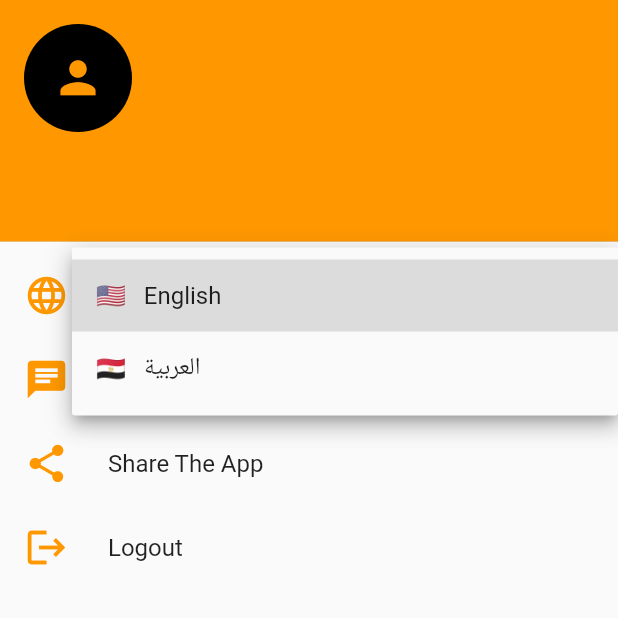
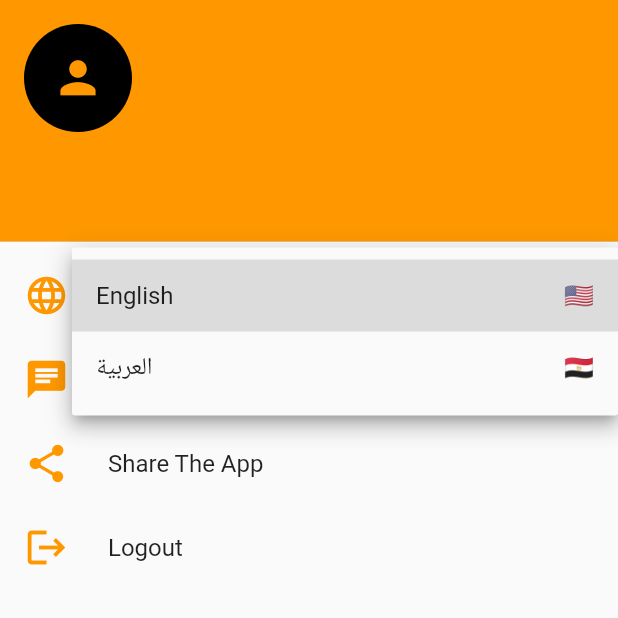
Before and after one commit to AymanMohamed2/wasally, a Flutter app: the PersonInfoViewBody screen opened directly, after a tap on "Language", on a phone screen of 412 x 824 dp, the top half of it. Run offline on Flutter 3.47's test engine with Material 2 defaults, Android fonts, the phone set to English and light mode, and no system bars; our stand-ins replace another_flutter_splash_screen, appwrite, bloc, cached_network_image, carousel_slider, cool_alert and 13 more; missing offline and left inert: intro_screen_onboarding_flutter; accounts and stored records are empty.

Commit message:
refactor person view in curved feature done

```diff
--- a/lib/features/curved_navigation_bar/presentation/view/widgets/custom_drop_down_button.dart
+++ b/lib/features/curved_navigation_bar/presentation/view/widgets/custom_drop_down_button.dart
@@ -30,15 +30,23 @@ class _CustomDropDownButtonState extends State<CustomDropDownButton> {
         fontSize: 16,
       ),
       value: selected,
-      items: const [
+      items: [
         DropdownMenuItem(
           value: 'en',
-          child: Text('🇺🇸   English'),
+          child: Row(
+            mainAxisAlignment: MainAxisAlignment.spaceBetween,
+            children: const [Text('English'), Text('🇺🇸')],
+          ),
         ),
         DropdownMenuItem(
-          value: 'ar',
-          child: Text('🇪🇬   العربية'),
-        ),
+            value: 'ar',
+            child: Row(
+              mainAxisAlignment: MainAxisAlignment.spaceBetween,
+              children: const [
+                Text('العربية'),
+                Text('🇪🇬'),
+              ],
+            )),
       ],
       onChanged: (String? value) {
         setState(() {
--- /dev/null
+++ b/lib/features/curved_navigation_bar/presentation/view/widgets/person_body_section.dart
@@ -0,0 +1,57 @@
+import 'package:cool_alert/cool_alert.dart';
+import 'package:easy_localization/easy_localization.dart';
+import 'package:flutter/material.dart';
+import 'package:get/get.dart' hide Trans;
+import 'package:shared_preferences/shared_preferences.dart';
+import 'package:url_launcher/url_launcher.dart';
+import '../../../../../core/functions/custom_alert_dialog.dart';
+import '../../../../../core/utils/app_strings.dart';
+import '../../../../auth/presentation/view/login_view.dart';
+import 'custom_drop_down_button.dart';
+import 'custom_list_tile_person.dart';
+
+class PersonBodySection extends StatelessWidget {
+  const PersonBodySection({super.key});
+
+  @override
+  Widget build(BuildContext context) {
+    return Column(
+      children: [
+        const CustomListTile(
+          title: CustomDropDownButton(),
+          icon: Icons.language,
+        ),
+        CustomListTile(
+          title: Text(AppStrings.contactUs.tr()),
+          icon: Icons.chat,
+          onTap: () async {
+            String text = "Hello World !! Hey There";
+            String url =
+                "https://www.facebook.com/profile.php?id=100072411852468";
+            await launchUrl(Uri.parse(url),
+                mode: LaunchMode.externalNonBrowserApplication);
+          },
+        ),
+        CustomListTile(
+          title: Text(AppStrings.shareApp.tr()),
+          icon: Icons.share,
+        ),
+        CustomListTile(
+          title: Text(AppStrings.logout.tr()),
+          icon: Icons.logout,
+          onTap: () async {
+            customAlertDialog(context,
+                cancelBtnColor: Colors.black,
+                title: AppStrings.areYouSure.tr(),
+                text: AppStrings.toLogOut.tr(),
+                type: CoolAlertType.confirm, onConfirmBtnTap: () async {
+              SharedPreferences pref = await SharedPreferences.getInstance();
+              pref.remove('userId');
+              Get.off(() => const LoginView());
+            }, onCancelBtnTap: () {});
+          },
+        ),
+      ],
+    );
+  }
+}
--- /dev/null
+++ b/lib/features/curved_navigation_bar/presentation/view/widgets/person_header_section.dart
@@ -0,0 +1,33 @@
+import 'package:flutter/material.dart';
+
+import 'package:flutter_bloc/flutter_bloc.dart';
+
+import '../../../../../core/constants.dart';
+import '../../../../auth/presentation/manager/verify_cubit/verify_cubit.dart';
+
+class PersonHeaderSection extends StatelessWidget {
+  const PersonHeaderSection({super.key});
+
+  @override
+  Widget build(BuildContext context) {
+    return UserAccountsDrawerHeader(
+      accountName: const Text(
+        '',
+        style: TextStyle(color: Colors.black),
+      ),
+      accountEmail: Text(
+        BlocProvider.of<VerifyCubit>(context).userInfoModel?.phone ?? '',
+        style: const TextStyle(color: Colors.black),
+      ),
+      decoration: const BoxDecoration(color: kPrimaryColor),
+      currentAccountPicture: const CircleAvatar(
+        backgroundColor: Colors.black,
+        child: Icon(
+          Icons.person,
+          size: 35,
+          color: Colors.orange,
+        ),
+      ),
+    );
+  }
+}
--- a/lib/features/curved_navigation_bar/presentation/view/widgets/person_info_view_body.dart
+++ b/lib/features/curved_navigation_bar/presentation/view/widgets/person_info_view_body.dart
@@ -1,19 +1,6 @@
-import 'package:cool_alert/cool_alert.dart';
 import 'package:flutter/material.dart';
-import 'package:flutter_bloc/flutter_bloc.dart';
-import 'package:shared_preferences/shared_preferences.dart';
-import 'package:url_launcher/url_launcher.dart';
-import 'package:wasally/core/constants.dart';
-import 'package:wasally/core/utils/language_manager.dart';
-import 'package:wasally/features/auth/presentation/manager/verify_cubit/verify_cubit.dart';
-
-import 'package:wasally/features/auth/presentation/view/login_view.dart';
-import 'package:easy_localization/easy_localization.dart';
-import '../../../../../core/functions/custom_alert_dialog.dart';
-import '../../../../../core/utils/app_strings.dart';
-import 'custom_drop_down_button.dart';
-import 'custom_list_tile_person.dart';
-import 'package:get/get.dart' hide Trans;
+import 'package:wasally/features/curved_navigation_bar/presentation/view/widgets/person_body_section.dart';
+import 'package:wasally/features/curved_navigation_bar/presentation/view/widgets/person_header_section.dart';
 
 class PersonInfoViewBody extends StatefulWidget {
   const PersonInfoViewBody({
@@ -31,62 +18,9 @@ class _PersonInfoViewBodyState extends State<PersonInfoViewBody> {
       body: SafeArea(
         child: Center(
           child: ListView(
-            children: [
-              UserAccountsDrawerHeader(
-                accountName: const Text(
-                  '',
-                  style: TextStyle(color: Colors.black),
-                ),
-                accountEmail: Text(
-                  BlocProvider.of<VerifyCubit>(context).userInfoModel?.phone ??
-                      '',
-                  style: const TextStyle(color: Colors.black),
-                ),
-                decoration: const BoxDecoration(color: kPrimaryColor),
-                currentAccountPicture: const CircleAvatar(
-                  backgroundColor: Colors.black,
-                  child: Icon(
-                    Icons.person,
-                    size: 35,
-                    color: Colors.orange,
-                  ),
-                ),
-              ),
-              const CustomListTile(
-                title: CustomDropDownButton(),
-                icon: Icons.language,
-              ),
-              CustomListTile(
-                title: Text(AppStrings.contactUs.tr()),
-                icon: Icons.chat,
-                onTap: () async {
-                  String text = "Hello World !! Hey There";
-                  String url =
-                      "https://www.facebook.com/profile.php?id=100072411852468";
-                  await launchUrl(Uri.parse(url),
-                      mode: LaunchMode.externalNonBrowserApplication);
-                },
-              ),
-              CustomListTile(
-                title: Text(AppStrings.shareApp.tr()),
-                icon: Icons.share,
-              ),
-              CustomListTile(
-                title: Text(AppStrings.logout.tr()),
-                icon: Icons.logout,
-                onTap: () async {
-                  customAlertDialog(context,
-                      cancelBtnColor: Colors.black,
-                      title: AppStrings.areYouSure.tr(),
-                      text: AppStrings.toLogOut.tr(),
-                      type: CoolAlertType.confirm, onConfirmBtnTap: () async {
-                    SharedPreferences pref =
-                        await SharedPreferences.getInstance();
-                    pref.remove('userId');
-                    Get.off(() => const LoginView());
-                  }, onCancelBtnTap: () {});
-                },
-              ),
+            children: const [
+              PersonHeaderSection(),
+              PersonBodySection(),
             ],
           ),
         ),
```
